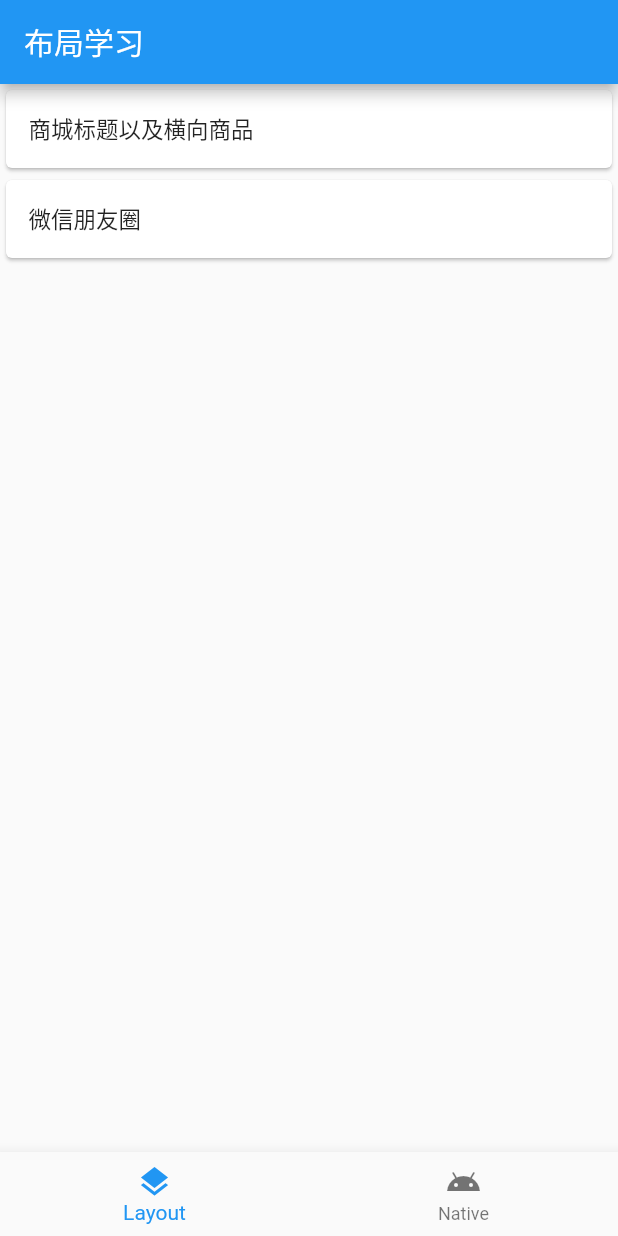
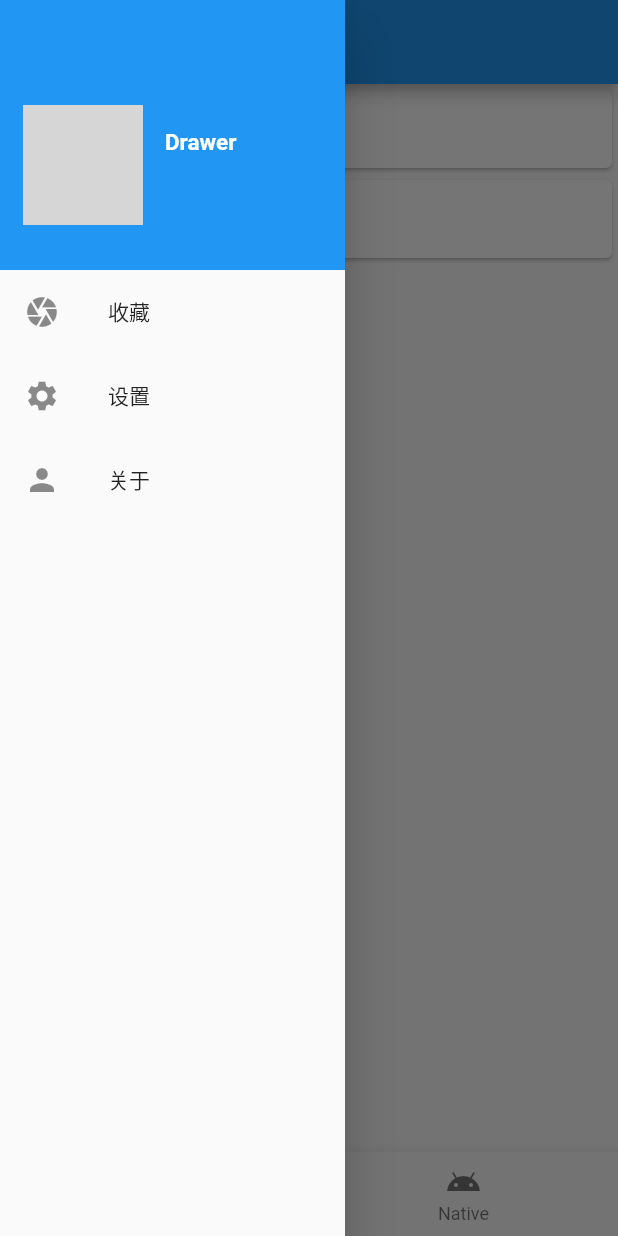
Before and after one commit to 732124645/study_demo, a Flutter app: the screen it shows after launch, with the side drawer open (before the commit the screen has no drawer), on a phone screen of 412 x 824 dp. Run offline on Flutter 3.47's test engine with Material 2 defaults, Android fonts, the phone set to English and light mode, and no system bars; our stand-ins replace dio; network calls fail; grey boxes are pictures that could not be loaded.

Commit message:
添加了drawer

```diff
--- /dev/null
+++ b/lib/pages/DrawerToPage/Collect.dart
@@ -0,0 +1,21 @@
+import 'package:flutter/material.dart';
+
+class Collect extends StatefulWidget {
+  Collect({Key key}) : super(key: key);
+
+  @override
+  _CollectState createState() => _CollectState();
+}
+
+class _CollectState extends State<Collect> {
+  @override
+  Widget build(BuildContext context) {
+    return Container(
+      child: Scaffold(
+        appBar: AppBar(
+          title: Text('关于'),
+        ),
+      ),
+    );
+  }
+}
--- a/lib/pages/tabs/Layout.dart
+++ b/lib/pages/tabs/Layout.dart
@@ -11,9 +11,9 @@ class _LayoutState extends State<Layout> {
   @override
   Widget build(BuildContext context) {
     return Scaffold(
-      appBar: AppBar(
-        title: Text('布局学习'),
-      ),
+      // appBar: AppBar(
+      //   title: Text('布局学习'),
+      // ),
       body: ListView(
         children: routes.map((item) {
           return Card(
--- a/lib/pages/tabs/Native.dart
+++ b/lib/pages/tabs/Native.dart
@@ -11,9 +11,9 @@ class _NativeState extends State<Native> {
   @override
   Widget build(BuildContext context) {
     return Scaffold(
-       appBar: AppBar(
-         title: Text('混合开发学习'),
-       ),
+      //  appBar: AppBar(
+      //    title: Text('混合开发学习'),
+      //  ),
     );
   }
 }
--- a/lib/pages/tabs/Tabs.dart
+++ b/lib/pages/tabs/Tabs.dart
@@ -1,4 +1,5 @@
 import 'package:flutter/material.dart';
+import 'package:study_demo/widgets/MyDrawer.dart';
 import 'Layout.dart';
 import 'Native.dart';
 
@@ -21,9 +22,35 @@ class _TabsState extends State<Tabs> {
         new PageController(initialPage: this._currentIndex); // 初始化时显示第几个页面
   }
 
+  String setAppBarTitle() {
+    String title = '';
+    switch (this._currentIndex) {
+      case 0:
+        title = '布局学习';
+        break;
+      case 1:
+        title = '混合开发学习';
+        break;
+    }
+    return title;
+  }
+
   @override
   Widget build(BuildContext context) {
     return Scaffold(
+      appBar: AppBar(
+        title: Text('${this.setAppBarTitle()}'),
+        leading: Builder(
+          builder: (context) {
+            return IconButton(
+                icon: Icon(Icons.menu),
+                onPressed: () {
+                  Scaffold.of(context).openDrawer();
+                });
+          },
+        ),
+      ),
+      drawer: MyDrawer(),
       body: PageView(
         controller: this._pageController, // PageView的控制器
         children: this._pageList, // 页面列表
--- a/lib/routes/Route.dart
+++ b/lib/routes/Route.dart
@@ -1,4 +1,5 @@
 import 'package:flutter/material.dart';
+import 'package:study_demo/pages/DrawerToPage/Collect.dart';
 import 'package:study_demo/pages/tabs/Tabs.dart';
 import '../pages/layouts/Demo_01.dart';
 import '../pages/layouts/Demo_02.dart';
@@ -8,6 +9,7 @@ final routes = {
   '/': (context) => Tabs(),
   '/商城标题以及横向商品': (context, {arguments}) => Demo_01(arguments: arguments),
   '/微信朋友圈': (context) => Demo_02(),
+  '/Collect': (context) => Collect(),
 };
 
 //固定写法
--- /dev/null
+++ b/lib/widgets/MyDrawer.dart
@@ -0,0 +1,70 @@
+import 'package:flutter/material.dart';
+
+class MyDrawer extends StatefulWidget {
+  MyDrawer({Key key}) : super(key: key);
+
+  @override
+  _MyDrawerState createState() => _MyDrawerState();
+}
+
+class _MyDrawerState extends State<MyDrawer> {
+  @override
+  Widget build(BuildContext context) {
+    return Container(
+      width: 230,
+      child: Drawer(
+        child: Column(
+          children: [
+            Container(
+              height: 180,
+              color: Theme.of(context).accentColor,
+              child: Row(
+                children: [
+                  Padding(
+                    padding: EdgeInsets.only(left: 15, top: 40),
+                    child: ClipOval(
+                      child: Image.network(
+                        'https://ss0.bdstatic.com/94oJfD_bAAcT8t7mm9GUKT-xh_/timg?image&quality=100&size=b4000_4000&sec=1562115289&di=2097223e93c2bc5217cf2b79ca3fcd0e&src=http://pic.qjimage.com/ph115/high/ph3854-p03311.jpg',
+                        width: 80,
+                        height: 80,
+                        fit: BoxFit.cover,
+                      ),
+                    ),
+                  ),
+                  Padding(
+                    padding: EdgeInsets.only(left: 15, top: 10),
+                    child: Text(
+                      'Drawer',
+                      style: TextStyle(
+                        color: Colors.white,
+                        fontSize: 15,
+                        fontWeight: FontWeight.bold,
+                      ),
+                    ),
+                  )
+                ],
+              ),
+            ),
+            InkWell(
+              child: ListTile(
+                leading: Icon(Icons.camera),
+                title: Text("收藏"),
+              ),
+              onTap: () {
+                Navigator.pushNamed(context, '/Collect');
+              },
+            ),
+            ListTile(
+              leading: Icon(Icons.settings),
+              title: Text("设置"),
+            ),
+            ListTile(
+              leading: Icon(Icons.person),
+              title: Text("关于"),
+            )
+          ],
+        ),
+      ),
+    );
+  }
+}
```
